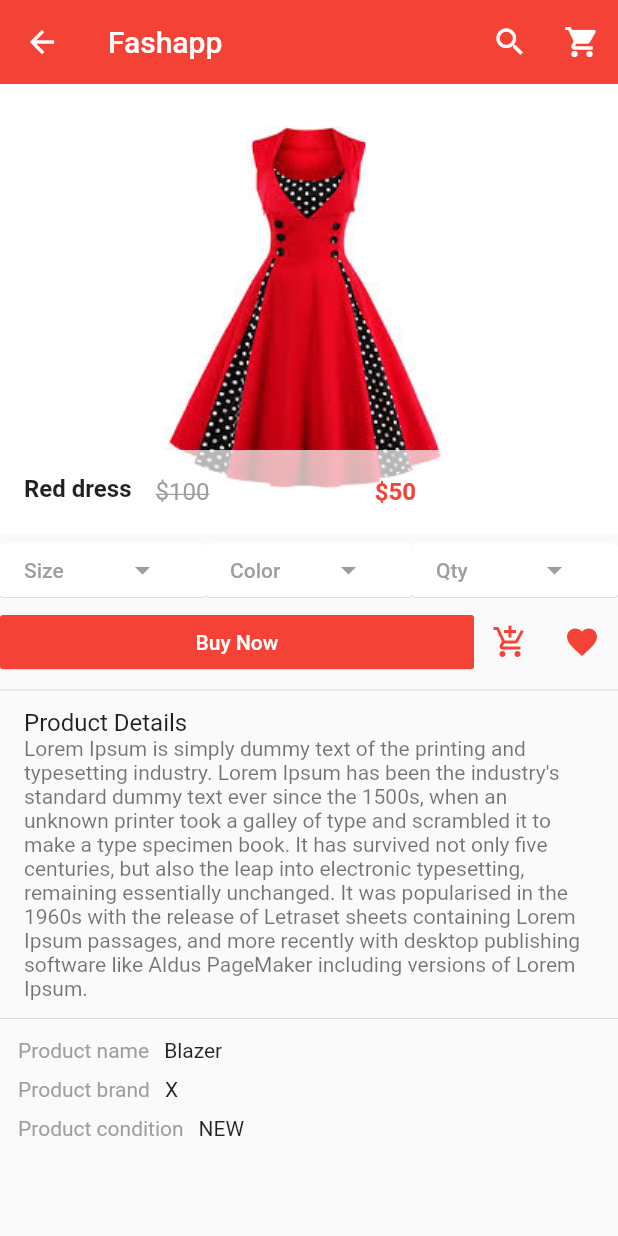
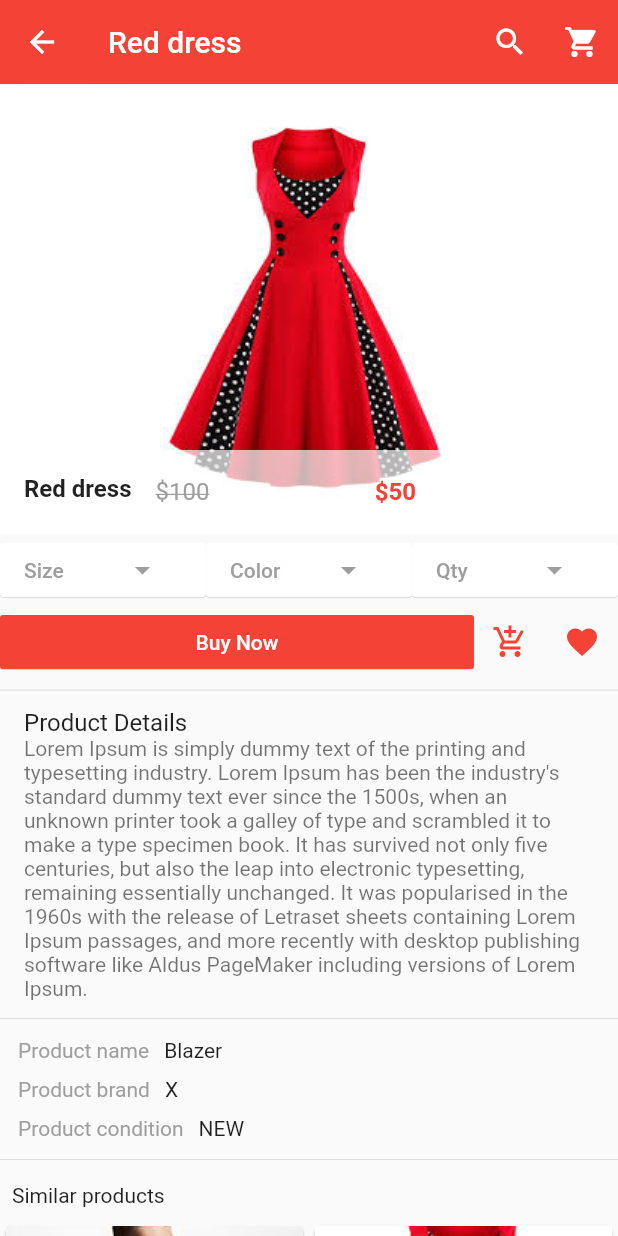
Before and after one commit to MahmoudSelmy/flutter_app, a Flutter app: the screen it shows after launch, after a tap on "Red dress", on a phone screen of 412 x 824 dp. Run offline on Flutter 3.47's test engine with Material 2 defaults, Android fonts, the phone set to English and light mode, and no system bars; our stand-ins replace carousel_pro.

Commit message:
20 - 20. Flutter e-commerce app - problem fixing

```diff
--- a/lib/components/products.dart
+++ b/lib/components/products.dart
@@ -67,7 +67,8 @@ class SingleProduct extends StatelessWidget {
   Widget build(BuildContext context) {
     return Card(
       child: Hero(
-        tag: name,
+        // Hero's tag must bre unique
+        tag: Text(name),
         child: Material(
           child: InkWell(
             onTap: () => Navigator.of(context).push(
--- a/lib/main.dart
+++ b/lib/main.dart
@@ -81,7 +81,7 @@ class _HomePageState extends State<HomePage> {
         buildInkWell('Home Page', Icons.home),
         buildInkWell('My Account', Icons.person),
         buildInkWell('My Orders', Icons.shopping_basket),
-        buildInkWell('Categories', Icons.dashboard),
+        buildInkWell('Shopping Cart', Icons.shopping_cart),
         buildInkWell('Favorites', Icons.favorite),
         Divider(),
         buildInkWell('Settings', Icons.settings, color:Colors.blue),
--- a/lib/pages/product_details.dart
+++ b/lib/pages/product_details.dart
@@ -1,4 +1,6 @@
 import 'package:flutter/material.dart';
+import 'package:flutter_app/main.dart';
+import 'package:flutter_app/components/products.dart';
 
 class ProductDetails extends StatefulWidget {
   final String name;
@@ -95,6 +97,12 @@ class _ProductDetailsState extends State<ProductDetails> {
           buildSpecsRow('Product name', 'Blazer'),
           buildSpecsRow('Product brand', 'X'),
           buildSpecsRow('Product condition', 'NEW'),
+          Divider(),
+          Padding(
+            padding: EdgeInsets.all(8.0),
+              child: Text('Similar products'),
+          ),
+          Container(height: 360.0, child: SimilarProducts())
         ],
       ),
     );
@@ -105,8 +113,7 @@ class _ProductDetailsState extends State<ProductDetails> {
       children: <Widget>[
         Padding(
           padding: EdgeInsets.fromLTRB(12.0, 5.0, 5.0, 5.0),
-              child:
-                  Text(spec, style: TextStyle(color: Colors.grey)),
+          child: Text(spec, style: TextStyle(color: Colors.grey)),
         ),
         Padding(
           padding: EdgeInsets.all(5.0),
@@ -169,7 +176,12 @@ class _ProductDetailsState extends State<ProductDetails> {
     return new AppBar(
       elevation: 0.1,
       backgroundColor: Colors.red,
-      title: Text('Fashapp'),
+      title: InkWell(
+          onTap: () {
+            Navigator.push(
+                context, MaterialPageRoute(builder: (context) => HomePage()));
+          },
+          child: Text(widget.name)),
       actions: <Widget>[
         buildIconButton(Icons.search, Colors.white),
         buildIconButton(Icons.shopping_cart, Colors.white)
@@ -186,3 +198,15 @@ class _ProductDetailsState extends State<ProductDetails> {
         onPressed: () {});
   }
 }
+
+class SimilarProducts extends StatefulWidget {
+  @override
+  _SimilarProductsState createState() => _SimilarProductsState();
+}
+
+class _SimilarProductsState extends State<SimilarProducts> {
+  @override
+  Widget build(BuildContext context) {
+    return Products().createState().build(context);
+  }
+}
```
Lines whose indentation alone changed are shown as unchanged.
